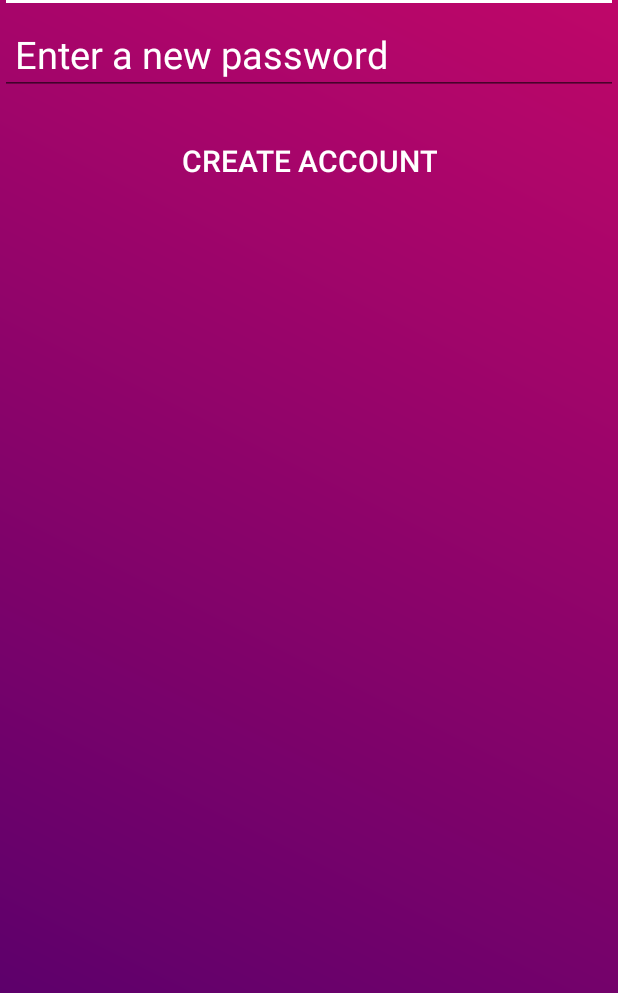
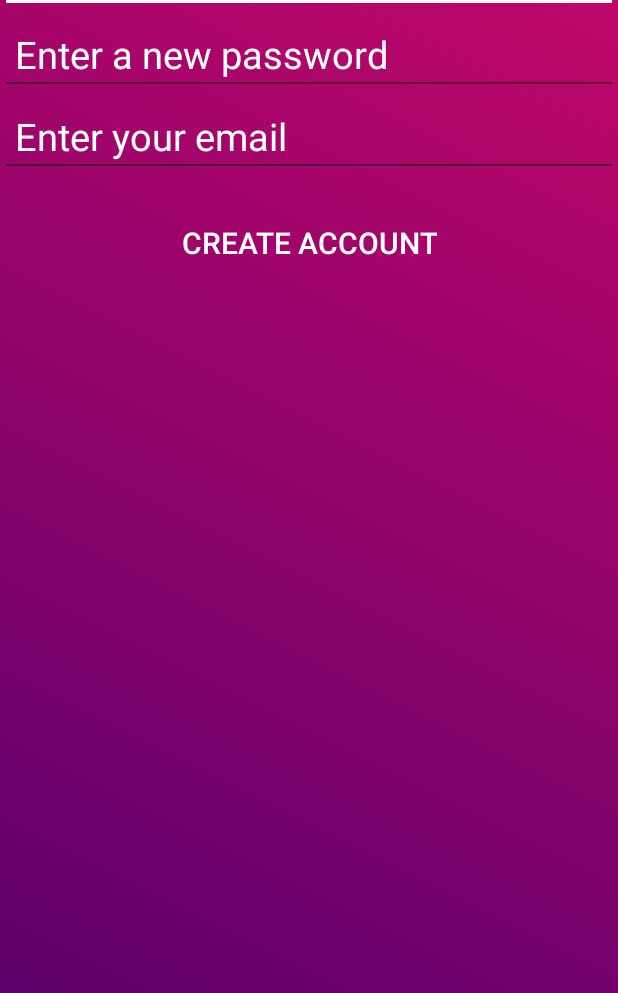
Before and after one commit to Bertogonz3000/Parsetegram, an Android app: the SignUpActivity screen opened directly, with no data from a screen before it, after a tap on "CREATE ACCOUNT", on a phone screen of 412 x 824 dp, the part 243-1236 px from its top. Run offline under Robolectric (Android 15) with nearby library versions, the phone set to English and light mode, and no system bars; libraries missing offline, so code that uses them is left out: com.parse; 1 statement that could not run was skipped.

```diff
--- a/app/src/main/java/com/example/bertogonz3000/parstegram/HomeActivity.java
+++ b/app/src/main/java/com/example/bertogonz3000/parstegram/HomeActivity.java
@@ -28,6 +28,7 @@ public class HomeActivity extends AppCompatActivity {
     private EditText etDescription;
     private Button createButton, refreshButton;
 
+    //TODO - allow users to log out
 
     @Override
     protected void onCreate(Bundle savedInstanceState) {
--- a/app/src/main/java/com/example/bertogonz3000/parstegram/SignUpActivity.java
+++ b/app/src/main/java/com/example/bertogonz3000/parstegram/SignUpActivity.java
@@ -8,11 +8,13 @@ import android.widget.Button;
 import android.widget.EditText;
 import android.widget.Toast;
 
+import com.parse.ParseException;
 import com.parse.ParseUser;
+import com.parse.SignUpCallback;
 
 public class SignUpActivity extends AppCompatActivity {
 
-    private EditText etNewUsername, etNewPassword;
+    private EditText etNewUsername, etNewPassword, etNewEmail;
     private Button createAccountButton;
 
     @Override
@@ -23,6 +25,7 @@ public class SignUpActivity extends AppCompatActivity {
         etNewPassword = (EditText) findViewById(R.id.etNewPassword);
         etNewUsername = (EditText) findViewById(R.id.etNewUsername);
         createAccountButton = (Button) findViewById(R.id.createAccountButton);
+        etNewEmail = (EditText) findViewById(R.id.etNewEmail);
 
         createAccountButton.setOnClickListener(new View.OnClickListener(){
             @Override
@@ -32,12 +35,38 @@ public class SignUpActivity extends AppCompatActivity {
 
                 //Set properties if EditTexts are full
                 if (!etNewPassword.getText().toString().equals("") &&
-                        !etNewUsername.getText().toString().equals("")){
+                        !etNewUsername.getText().toString().equals("") &&
+                        !etNewEmail.getText().toString().equals("")){
 
+                    //apparently parse takes care to check that usernames/emails aren't duplicated
+                    user.setUsername(etNewUsername.getText().toString());
+                    user.setPassword(etNewPassword.getText().toString());
+                    user.setEmail(etNewEmail.getText().toString());
 
+                    //Do i need to put anything?
+
+                    //invoke signUpInBackground
+                    user.signUpInBackground(new SignUpCallback() {
+                        @Override
+                        public void done(ParseException e) {
+                            //If there's no error, show them back to the login page to login
+                            if (e == null){
+                                Toast.makeText(getApplicationContext(),
+                                        "Hooray! You now have an account, please sign in",
+                                        Toast.LENGTH_SHORT).show();
+                                finish();
+                            } else {
+                                Toast.makeText(getApplicationContext(),
+                                        "Sign Up Failure, user may already exist",
+                                        Toast.LENGTH_SHORT).show();
+                            }
+                        }
+                    });
 
                 } else {
-                    Toast.makeText(getApplicationContext(), "Please enter a username/password", Toast.LENGTH_SHORT).show();
+                    //if not, ask user to fill
+                    Toast.makeText(getApplicationContext(),
+                            "Please enter a username/password", Toast.LENGTH_SHORT).show();
                 }
 
             }
--- a/app/src/main/res/layout/activity_sign_up.xml
+++ b/app/src/main/res/layout/activity_sign_up.xml
@@ -42,13 +42,25 @@
         android:padding="10dp"
         />
 
+    <EditText
+        android:id="@+id/etNewEmail"
+        android:layout_width="match_parent"
+        android:layout_height="wrap_content"
+        android:textColor="@color/colorAccent"
+        android:textColorHint="@color/colorAccent"
+        android:layout_below="@+id/etNewPassword"
+        android:hint="Enter your email"
+        android:textSize="25dp"
+        android:padding="10dp"
+        />
+
     <Button
         android:id="@+id/createAccountButton"
         android:layout_width="wrap_content"
         android:layout_height="wrap_content"
         android:background="@color/transparent"
         android:text="Create Account"
-        android:layout_below="@id/etNewPassword"
+        android:layout_below="@id/etNewEmail"
         android:layout_centerInParent="true"
         android:textColor="@color/colorAccent"
         android:textSize="20dp"
```
Also changed, not shown: app/src/main/java/com/example/bertogonz3000/parstegram/LoginActivity.java (+11 -0 lines).
